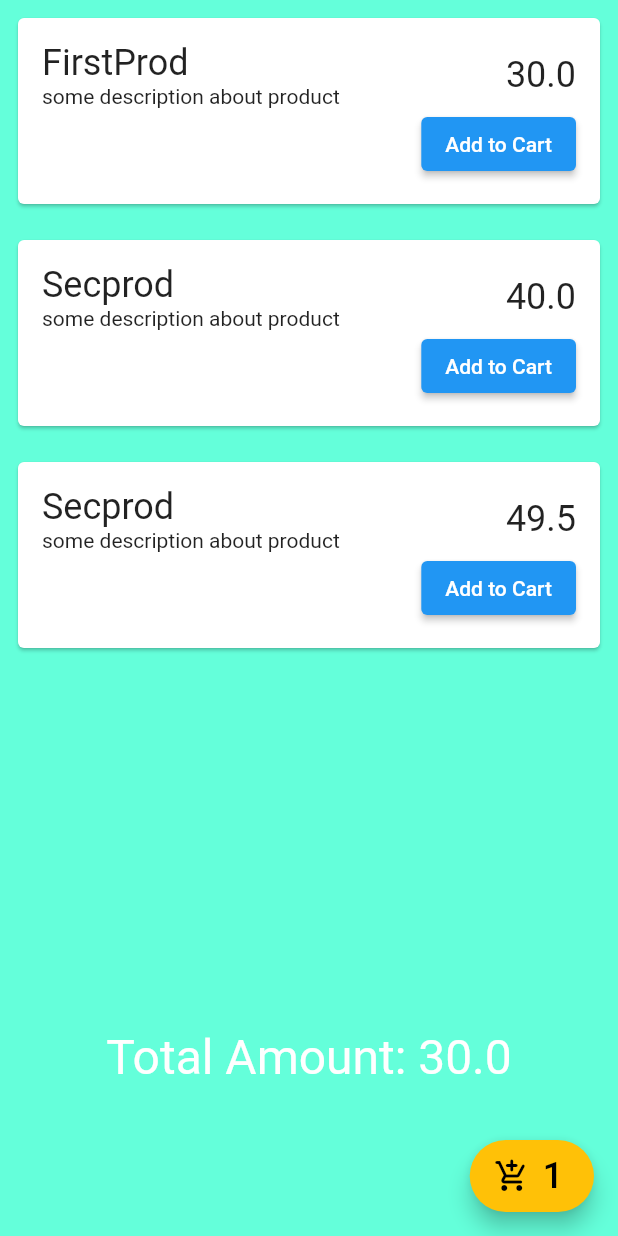
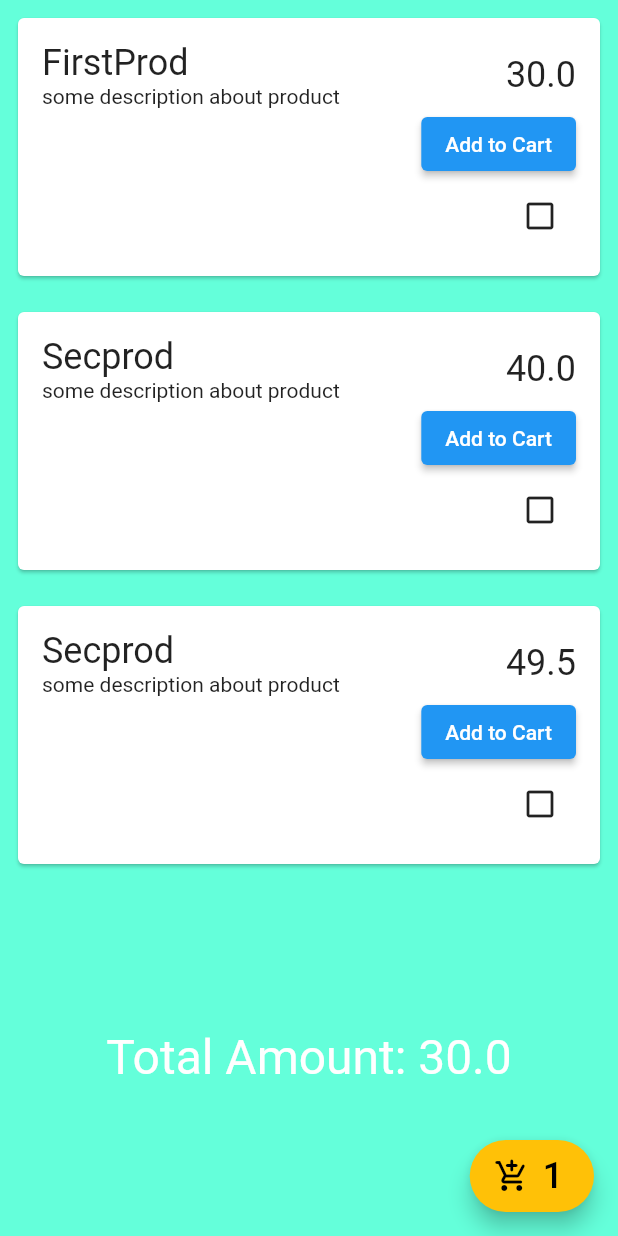
Before and after one commit to SheikhAman/getx, a Flutter app: the screen it shows after launch, after a tap on "Add to Cart", on a phone screen of 412 x 824 dp. Run offline on Flutter 3.47's test engine with Material 2 defaults, Android fonts, the phone set to English and light mode, and no system bars; our stand-ins replace get.

Commit message:
getx obx method

```diff
--- a/lib/controllers/cart_controller.dart
+++ b/lib/controllers/cart_controller.dart
@@ -7,7 +7,7 @@ class CartController extends GetxController {
 
   int get count => cartItems.length;
 
-  var testAmount = 0.0;
+  // var testAmount = 0.0;
 
   // ai getter property observable korar dorkar nai karon se listen korche
   // total amount
@@ -18,7 +18,7 @@ class CartController extends GetxController {
 
   addToCart(Product product) {
     cartItems.add(product);
-    testAmount = totalPrice;
-    update();
+    // testAmount = totalPrice;
+    // update();
   }
 }
--- a/lib/models/product.dart
+++ b/lib/models/product.dart
@@ -1,3 +1,5 @@
+import 'package:get/state_manager.dart';
+
 class Product {
   final int? id;
   final String? productName;
@@ -12,4 +14,6 @@ class Product {
     this.productDescription,
     this.price,
   });
+
+  final isFavorite = false.obs;
 }
--- a/lib/views/shopping_page.dart
+++ b/lib/views/shopping_page.dart
@@ -62,6 +62,18 @@ class ShoppingPage extends StatelessWidget {
                                 foregroundColor: Colors.white,
                               ),
                             ),
+                            Obx(
+                              () => IconButton(
+                                  onPressed: () {
+                                    controller.products[index].isFavorite
+                                        .toggle();
+                                  },
+                                  icon: controller
+                                          .products[index].isFavorite.value
+                                      ? Icon(Icons.check_box_rounded)
+                                      : Icon(Icons
+                                          .check_box_outline_blank_outlined)),
+                            ),
                           ],
                         ),
                       ),
@@ -70,12 +82,16 @@ class ShoppingPage extends StatelessWidget {
                 ),
               ),
             ),
-            GetBuilder<CartController>(builder: (controller) {
-              return Text(
-                'Total Amount: ${controller.testAmount}',
-                style: TextStyle(fontSize: 32, color: Colors.white),
-              );
-            }),
+
+            // In Obx you need to make the instance of the controller
+            Obx(
+              () {
+                return Text(
+                  'Total Amount: ${cartController.totalPrice}',
+                  style: TextStyle(fontSize: 32, color: Colors.white),
+                );
+              },
+            ),
             SizedBox(
               height: 100.0,
             )
```
